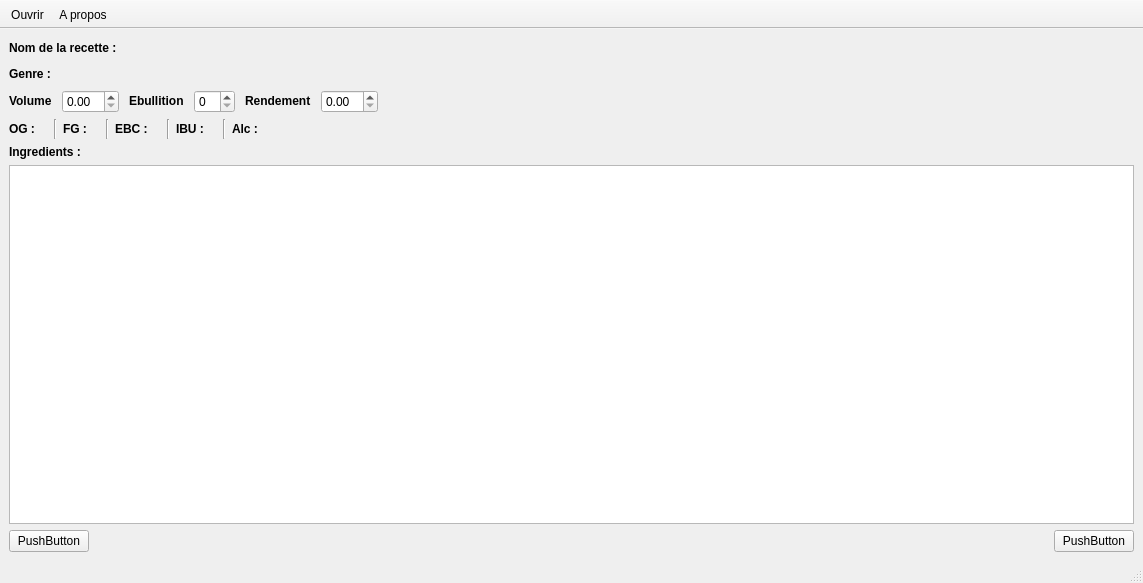
The window that reader.ui (314r/joliebulle) describes before a commit, drawn with Qt 5.
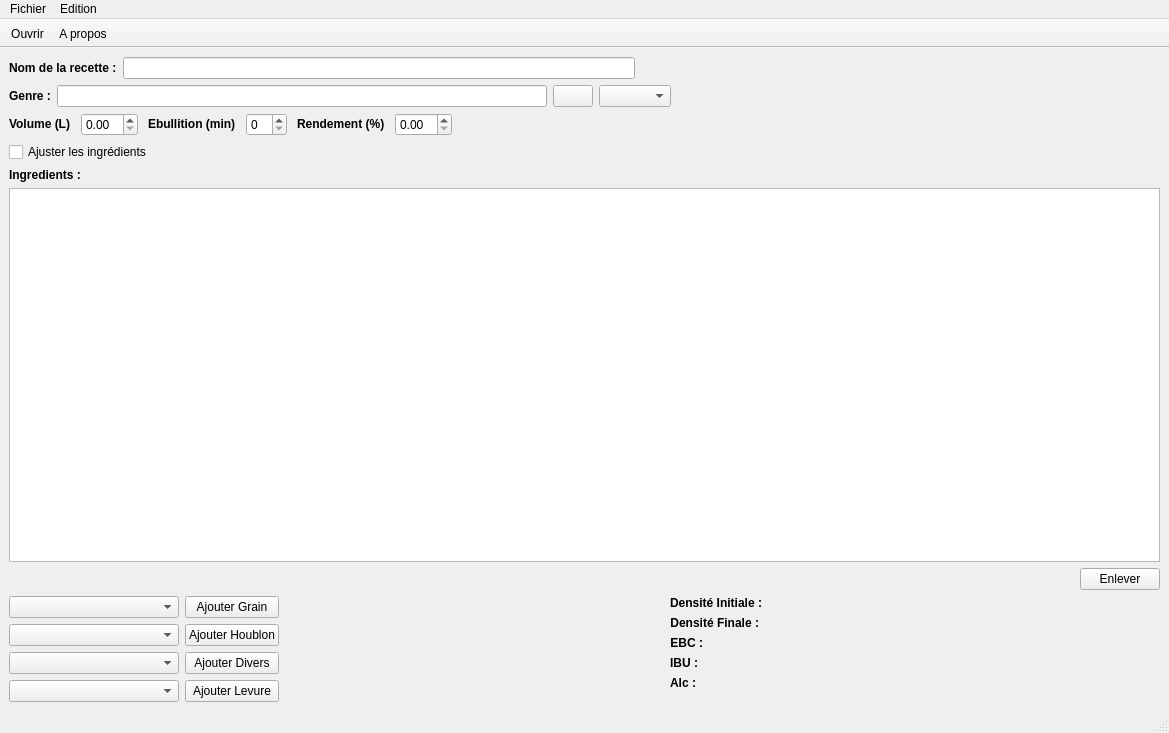
The same window after the commit. Icons and pictures are not drawn.

Diff of the .ui file:
```diff
--- a/reader.ui
+++ b/reader.ui
@@ -6,8 +6,8 @@
    <rect>
     <x>0</x>
     <y>0</y>
-    <width>1143</width>
-    <height>583</height>
+    <width>1169</width>
+    <height>733</height>
    </rect>
   </property>
   <property name="windowTitle">
@@ -18,8 +18,8 @@
     <normaloff>:/Images/bulle.png</normaloff>:/Images/bulle.png</iconset>
   </property>
   <widget class="QWidget" name="centralwidget">
-   <layout class="QGridLayout" name="gridLayout">
-    <item row="0" column="0">
+   <layout class="QVBoxLayout" name="verticalLayout">
+    <item>
      <layout class="QHBoxLayout" name="horizontalLayout">
       <item>
        <widget class="QLabel" name="labelRecette">
@@ -32,6 +32,9 @@
         </property>
        </widget>
       </item>
+      <item>
+       <widget class="QLineEdit" name="lineEditRecette"/>
+      </item>
       <item>
        <widget class="QLabel" name="labelRecetteV">
         <property name="text">
@@ -54,7 +57,7 @@
       </item>
      </layout>
     </item>
-    <item row="1" column="0">
+    <item>
      <layout class="QHBoxLayout" name="horizontalLayout_2">
       <item>
        <widget class="QLabel" name="labelGenre">
@@ -68,12 +71,28 @@
        </widget>
       </item>
       <item>
-       <widget class="QLabel" name="labelGenreV">
+       <widget class="QLineEdit" name="lineEditGenre"/>
+      </item>
+      <item>
+       <widget class="QPushButton" name="pushButtonChangerStyle">
+        <property name="toolTip">
+         <string>Liste de styles BJCP</string>
+        </property>
         <property name="text">
          <string/>
         </property>
+        <property name="icon">
+         <iconset>
+          <normaloff>Images/document-properties.png</normaloff>Images/document-properties.png</iconset>
+        </property>
+        <property name="checkable">
+         <bool>true</bool>
+        </property>
        </widget>
       </item>
+      <item>
+       <widget class="QComboBox" name="comboBoxStyle"/>
+      </item>
       <item>
        <spacer name="horizontalSpacer_2">
         <property name="orientation">
@@ -89,7 +108,7 @@
       </item>
      </layout>
     </item>
-    <item row="2" column="0">
+    <item>
      <layout class="QHBoxLayout" name="horizontalLayout_4">
       <property name="spacing">
        <number>10</number>
@@ -100,8 +119,8 @@
          <string>&lt;!DOCTYPE HTML PUBLIC &quot;-//W3C//DTD HTML 4.0//EN&quot; &quot;http://www.w3.org/TR/REC-html40/strict.dtd&quot;&gt;
 &lt;html&gt;&lt;head&gt;&lt;meta name=&quot;qrichtext&quot; content=&quot;1&quot; /&gt;&lt;style type=&quot;text/css&quot;&gt;
 p, li { white-space: pre-wrap; }
-&lt;/style&gt;&lt;/head&gt;&lt;body style=&quot; font-family:'Droid Sans'; font-size:9pt; font-weight:400; font-style:normal;&quot;&gt;
-&lt;p style=&quot; margin-top:0px; margin-bottom:0px; margin-left:0px; margin-right:0px; -qt-block-indent:0; text-indent:0px;&quot;&gt;&lt;span style=&quot; font-weight:600;&quot;&gt;Volume&lt;/span&gt;&lt;/p&gt;&lt;/body&gt;&lt;/html&gt;</string>
+&lt;/style&gt;&lt;/head&gt;&lt;body style=&quot; font-family:'Ubuntu'; font-size:9pt; font-weight:400; font-style:normal;&quot;&gt;
+&lt;p style=&quot; margin-top:0px; margin-bottom:0px; margin-left:0px; margin-right:0px; -qt-block-indent:0; text-indent:0px;&quot;&gt;&lt;span style=&quot; font-family:'Droid Sans'; font-weight:600;&quot;&gt;Volume (L)&lt;/span&gt;&lt;/p&gt;&lt;/body&gt;&lt;/html&gt;</string>
         </property>
        </widget>
       </item>
@@ -114,8 +133,8 @@
          <string>&lt;!DOCTYPE HTML PUBLIC &quot;-//W3C//DTD HTML 4.0//EN&quot; &quot;http://www.w3.org/TR/REC-html40/strict.dtd&quot;&gt;
 &lt;html&gt;&lt;head&gt;&lt;meta name=&quot;qrichtext&quot; content=&quot;1&quot; /&gt;&lt;style type=&quot;text/css&quot;&gt;
 p, li { white-space: pre-wrap; }
-&lt;/style&gt;&lt;/head&gt;&lt;body style=&quot; font-family:'Droid Sans'; font-size:9pt; font-weight:400; font-style:normal;&quot;&gt;
-&lt;p style=&quot; margin-top:0px; margin-bottom:0px; margin-left:0px; margin-right:0px; -qt-block-indent:0; text-indent:0px;&quot;&gt;&lt;span style=&quot; font-weight:600;&quot;&gt;Ebullition&lt;/span&gt;&lt;/p&gt;&lt;/body&gt;&lt;/html&gt;</string>
+&lt;/style&gt;&lt;/head&gt;&lt;body style=&quot; font-family:'Ubuntu'; font-size:9pt; font-weight:400; font-style:normal;&quot;&gt;
+&lt;p style=&quot; margin-top:0px; margin-bottom:0px; margin-left:0px; margin-right:0px; -qt-block-indent:0; text-indent:0px;&quot;&gt;&lt;span style=&quot; font-family:'Droid Sans'; font-weight:600;&quot;&gt;Ebullition (min)&lt;/span&gt;&lt;/p&gt;&lt;/body&gt;&lt;/html&gt;</string>
         </property>
        </widget>
       </item>
@@ -128,8 +147,8 @@
          <string>&lt;!DOCTYPE HTML PUBLIC &quot;-//W3C//DTD HTML 4.0//EN&quot; &quot;http://www.w3.org/TR/REC-html40/strict.dtd&quot;&gt;
 &lt;html&gt;&lt;head&gt;&lt;meta name=&quot;qrichtext&quot; content=&quot;1&quot; /&gt;&lt;style type=&quot;text/css&quot;&gt;
 p, li { white-space: pre-wrap; }
-&lt;/style&gt;&lt;/head&gt;&lt;body style=&quot; font-family:'Droid Sans'; font-size:9pt; font-weight:400; font-style:normal;&quot;&gt;
-&lt;p style=&quot; margin-top:0px; margin-bottom:0px; margin-left:0px; margin-right:0px; -qt-block-indent:0; text-indent:0px;&quot;&gt;&lt;span style=&quot; font-weight:600;&quot;&gt;Rendement&lt;/span&gt;&lt;/p&gt;&lt;/body&gt;&lt;/html&gt;</string>
+&lt;/style&gt;&lt;/head&gt;&lt;body style=&quot; font-family:'Ubuntu'; font-size:9pt; font-weight:400; font-style:normal;&quot;&gt;
+&lt;p style=&quot; margin-top:0px; margin-bottom:0px; margin-left:0px; margin-right:0px; -qt-block-indent:0; text-indent:0px;&quot;&gt;&lt;span style=&quot; font-family:'Droid Sans'; font-weight:600;&quot;&gt;Rendement (%)&lt;/span&gt;&lt;/p&gt;&lt;/body&gt;&lt;/html&gt;</string>
         </property>
        </widget>
       </item>
@@ -151,128 +170,17 @@
       </item>
      </layout>
     </item>
-    <item row="3" column="0">
-     <layout class="QHBoxLayout" name="horizontalLayout_3">
+    <item>
+     <layout class="QHBoxLayout" name="horizontalLayout_6">
       <item>
-       <widget class="QLabel" name="labelOG">
+       <widget class="QCheckBox" name="checkBoxIng">
         <property name="text">
-         <string>&lt;!DOCTYPE HTML PUBLIC &quot;-//W3C//DTD HTML 4.0//EN&quot; &quot;http://www.w3.org/TR/REC-html40/strict.dtd&quot;&gt;
-&lt;html&gt;&lt;head&gt;&lt;meta name=&quot;qrichtext&quot; content=&quot;1&quot; /&gt;&lt;style type=&quot;text/css&quot;&gt;
-p, li { white-space: pre-wrap; }
-&lt;/style&gt;&lt;/head&gt;&lt;body style=&quot; font-family:'Droid Sans'; font-size:9pt; font-weight:400; font-style:normal;&quot;&gt;
-&lt;p style=&quot; margin-top:0px; margin-bottom:0px; margin-left:0px; margin-right:0px; -qt-block-indent:0; text-indent:0px;&quot;&gt;&lt;span style=&quot; font-weight:600;&quot;&gt;OG :&lt;/span&gt;&lt;/p&gt;&lt;/body&gt;&lt;/html&gt;</string>
+         <string>Ajuster les ingrédients</string>
         </property>
        </widget>
       </item>
       <item>
-       <widget class="QLabel" name="labelOGV">
-        <property name="text">
-         <string/>
-        </property>
-       </widget>
-      </item>
-      <item>
-       <widget class="Line" name="line">
-        <property name="orientation">
-         <enum>Qt::Vertical</enum>
-        </property>
-       </widget>
-      </item>
-      <item>
-       <widget class="QLabel" name="labelFG">
-        <property name="text">
-         <string>&lt;!DOCTYPE HTML PUBLIC &quot;-//W3C//DTD HTML 4.0//EN&quot; &quot;http://www.w3.org/TR/REC-html40/strict.dtd&quot;&gt;
-&lt;html&gt;&lt;head&gt;&lt;meta name=&quot;qrichtext&quot; content=&quot;1&quot; /&gt;&lt;style type=&quot;text/css&quot;&gt;
-p, li { white-space: pre-wrap; }
-&lt;/style&gt;&lt;/head&gt;&lt;body style=&quot; font-family:'Droid Sans'; font-size:9pt; font-weight:400; font-style:normal;&quot;&gt;
-&lt;p style=&quot; margin-top:0px; margin-bottom:0px; margin-left:0px; margin-right:0px; -qt-block-indent:0; text-indent:0px;&quot;&gt;&lt;span style=&quot; font-weight:600;&quot;&gt;FG :&lt;/span&gt;&lt;/p&gt;&lt;/body&gt;&lt;/html&gt;</string>
-        </property>
-       </widget>
-      </item>
-      <item>
-       <widget class="QLabel" name="labelFGV">
-        <property name="text">
-         <string/>
-        </property>
-       </widget>
-      </item>
-      <item>
-       <widget class="Line" name="line_2">
-        <property name="orientation">
-         <enum>Qt::Vertical</enum>
-        </property>
-       </widget>
-      </item>
-      <item>
-       <widget class="QLabel" name="labelEBC">
-        <property name="text">
-         <string>&lt;!DOCTYPE HTML PUBLIC &quot;-//W3C//DTD HTML 4.0//EN&quot; &quot;http://www.w3.org/TR/REC-html40/strict.dtd&quot;&gt;
-&lt;html&gt;&lt;head&gt;&lt;meta name=&quot;qrichtext&quot; content=&quot;1&quot; /&gt;&lt;style type=&quot;text/css&quot;&gt;
-p, li { white-space: pre-wrap; }
-&lt;/style&gt;&lt;/head&gt;&lt;body style=&quot; font-family:'Droid Sans'; font-size:9pt; font-weight:400; font-style:normal;&quot;&gt;
-&lt;p style=&quot; margin-top:0px; margin-bottom:0px; margin-left:0px; margin-right:0px; -qt-block-indent:0; text-indent:0px;&quot;&gt;&lt;span style=&quot; font-weight:600;&quot;&gt;EBC :&lt;/span&gt;&lt;/p&gt;&lt;/body&gt;&lt;/html&gt;</string>
-        </property>
-       </widget>
-      </item>
-      <item>
-       <widget class="QLabel" name="labelEBCV">
-        <property name="text">
-         <string/>
-        </property>
-       </widget>
-      </item>
-      <item>
-       <widget class="Line" name="line_3">
-        <property name="orientation">
-         <enum>Qt::Vertical</enum>
-        </property>
-       </widget>
-      </item>
-      <item>
-       <widget class="QLabel" name="labelIBU">
-        <property name="text">
-         <string>&lt;!DOCTYPE HTML PUBLIC &quot;-//W3C//DTD HTML 4.0//EN&quot; &quot;http://www.w3.org/TR/REC-html40/strict.dtd&quot;&gt;
-&lt;html&gt;&lt;head&gt;&lt;meta name=&quot;qrichtext&quot; content=&quot;1&quot; /&gt;&lt;style type=&quot;text/css&quot;&gt;
-p, li { white-space: pre-wrap; }
-&lt;/style&gt;&lt;/head&gt;&lt;body style=&quot; font-family:'Droid Sans'; font-size:9pt; font-weight:400; font-style:normal;&quot;&gt;
-&lt;p style=&quot; margin-top:0px; margin-bottom:0px; margin-left:0px; margin-right:0px; -qt-block-indent:0; text-indent:0px;&quot;&gt;&lt;span style=&quot; font-weight:600;&quot;&gt;IBU :&lt;/span&gt;&lt;/p&gt;&lt;/body&gt;&lt;/html&gt;</string>
-        </property>
-       </widget>
-      </item>
-      <item>
-       <widget class="QLabel" name="labelIBUV">
-        <property name="text">
-         <string/>
-        </property>
-       </widget>
-      </item>
-      <item>
-       <widget class="Line" name="line_4">
-        <property name="orientation">
-         <enum>Qt::Vertical</enum>
-        </property>
-       </widget>
-      </item>
-      <item>
-       <widget class="QLabel" name="labelAlc">
-        <property name="text">
-         <string>&lt;!DOCTYPE HTML PUBLIC &quot;-//W3C//DTD HTML 4.0//EN&quot; &quot;http://www.w3.org/TR/REC-html40/strict.dtd&quot;&gt;
-&lt;html&gt;&lt;head&gt;&lt;meta name=&quot;qrichtext&quot; content=&quot;1&quot; /&gt;&lt;style type=&quot;text/css&quot;&gt;
-p, li { white-space: pre-wrap; }
-&lt;/style&gt;&lt;/head&gt;&lt;body style=&quot; font-family:'Droid Sans'; font-size:9pt; font-weight:400; font-style:normal;&quot;&gt;
-&lt;p style=&quot; margin-top:0px; margin-bottom:0px; margin-left:0px; margin-right:0px; -qt-block-indent:0; text-indent:0px;&quot;&gt;&lt;span style=&quot; font-weight:600;&quot;&gt;Alc :&lt;/span&gt;&lt;/p&gt;&lt;/body&gt;&lt;/html&gt;</string>
-        </property>
-       </widget>
-      </item>
-      <item>
-       <widget class="QLabel" name="labelAlcv">
-        <property name="text">
-         <string/>
-        </property>
-       </widget>
-      </item>
-      <item>
-       <spacer name="horizontalSpacer_9">
+       <spacer name="horizontalSpacer_7">
         <property name="orientation">
          <enum>Qt::Horizontal</enum>
         </property>
@@ -286,7 +194,7 @@
       </item>
      </layout>
     </item>
-    <item row="4" column="0">
+    <item>
      <widget class="QLabel" name="labelFermentables">
       <property name="text">
        <string>&lt;!DOCTYPE HTML PUBLIC &quot;-//W3C//DTD HTML 4.0//EN&quot; &quot;http://www.w3.org/TR/REC-html40/strict.dtd&quot;&gt;
@@ -297,7 +205,7 @@
       </property>
      </widget>
     </item>
-    <item row="5" column="0">
+    <item>
      <widget class="QTableView" name="tableViewF">
       <property name="sizePolicy">
        <sizepolicy hsizetype="Expanding" vsizetype="Expanding">
@@ -343,15 +251,8 @@
       </attribute>
      </widget>
     </item>
-    <item row="8" column="0">
+    <item>
      <layout class="QHBoxLayout" name="horizontalLayout_5">
-      <item>
-       <widget class="QPushButton" name="pushButton">
-        <property name="text">
-         <string>PushButton</string>
-        </property>
-       </widget>
-      </item>
       <item>
        <spacer name="horizontalSpacer_3">
         <property name="orientation">
@@ -368,12 +269,278 @@
       <item>
        <widget class="QPushButton" name="pushButtonEssai">
         <property name="text">
-         <string>PushButton</string>
+         <string>Enlever</string>
         </property>
        </widget>
       </item>
      </layout>
     </item>
+    <item>
+     <layout class="QHBoxLayout" name="horizontalLayout_7">
+      <item>
+       <layout class="QVBoxLayout" name="verticalLayout_3">
+        <property name="topMargin">
+         <number>0</number>
+        </property>
+        <item>
+         <layout class="QHBoxLayout" name="horizontalLayout_10">
+          <item>
+           <widget class="QComboBox" name="comboBox">
+            <property name="minimumSize">
+             <size>
+              <width>170</width>
+              <height>0</height>
+             </size>
+            </property>
+            <property name="maximumSize">
+             <size>
+              <width>170</width>
+              <height>16777215</height>
+             </size>
+            </property>
+           </widget>
+          </item>
+          <item>
+           <widget class="QPushButton" name="pushButtonAjouter_2">
+            <property name="text">
+             <string>Ajouter Grain</string>
+            </property>
+           </widget>
+          </item>
+         </layout>
+        </item>
+        <item>
+         <layout class="QHBoxLayout" name="horizontalLayout_11">
+          <item>
+           <widget class="QComboBox" name="comboBoxH">
+            <property name="minimumSize">
+             <size>
+              <width>170</width>
+              <height>0</height>
+             </size>
+            </property>
+            <property name="maximumSize">
+             <size>
+              <width>170</width>
+              <height>16777215</height>
+             </size>
+            </property>
+           </widget>
+          </item>
+          <item>
+           <widget class="QPushButton" name="pushButtonAjouterH">
+            <property name="text">
+             <string>Ajouter Houblon</string>
+            </property>
+           </widget>
+          </item>
+         </layout>
+        </item>
+        <item>
+         <layout class="QHBoxLayout" name="horizontalLayout_12">
+          <item>
+           <widget class="QComboBox" name="comboBoxM">
+            <property name="minimumSize">
+             <size>
+              <width>170</width>
+              <height>0</height>
+             </size>
+            </property>
+            <property name="maximumSize">
+             <size>
+              <width>170</width>
+              <height>16777215</height>
+             </size>
+            </property>
+           </widget>
+          </item>
+          <item>
+           <widget class="QPushButton" name="pushButtonAjouterM">
+            <property name="text">
+             <string>Ajouter Divers</string>
+            </property>
+           </widget>
+          </item>
+         </layout>
+        </item>
+        <item>
+         <layout class="QHBoxLayout" name="horizontalLayout_13">
+          <item>
+           <widget class="QComboBox" name="comboBoxY">
+            <property name="minimumSize">
+             <size>
+              <width>170</width>
+              <height>0</height>
+             </size>
+            </property>
+            <property name="maximumSize">
+             <size>
+              <width>170</width>
+              <height>16777215</height>
+             </size>
+            </property>
+           </widget>
+          </item>
+          <item>
+           <widget class="QPushButton" name="pushButtonAjouterY">
+            <property name="text">
+             <string>Ajouter Levure</string>
+            </property>
+           </widget>
+          </item>
+         </layout>
+        </item>
+       </layout>
+      </item>
+      <item>
+       <spacer name="horizontalSpacer_8">
+        <property name="orientation">
+         <enum>Qt::Horizontal</enum>
+        </property>
+        <property name="sizeHint" stdset="0">
+         <size>
+          <width>40</width>
+          <height>20</height>
+         </size>
+        </property>
+       </spacer>
+      </item>
+      <item>
+       <layout class="QFormLayout" name="formLayout">
+        <property name="fieldGrowthPolicy">
+         <enum>QFormLayout::ExpandingFieldsGrow</enum>
+        </property>
+        <property name="horizontalSpacing">
+         <number>6</number>
+        </property>
+        <property name="topMargin">
+         <number>0</number>
+        </property>
+        <property name="bottomMargin">
+         <number>0</number>
+        </property>
+        <item row="0" column="0">
+         <widget class="QLabel" name="labelOG">
+          <property name="text">
+           <string>&lt;!DOCTYPE HTML PUBLIC &quot;-//W3C//DTD HTML 4.0//EN&quot; &quot;http://www.w3.org/TR/REC-html40/strict.dtd&quot;&gt;
+&lt;html&gt;&lt;head&gt;&lt;meta name=&quot;qrichtext&quot; content=&quot;1&quot; /&gt;&lt;style type=&quot;text/css&quot;&gt;
+p, li { white-space: pre-wrap; }
+&lt;/style&gt;&lt;/head&gt;&lt;body style=&quot; font-family:'Droid Sans'; font-size:9pt; font-weight:400; font-style:normal;&quot;&gt;
+&lt;p style=&quot; margin-top:0px; margin-bottom:0px; margin-left:0px; margin-right:0px; -qt-block-indent:0; text-indent:0px;&quot;&gt;&lt;span style=&quot; font-weight:600;&quot;&gt;Densité Initiale :&lt;/span&gt;&lt;/p&gt;&lt;/body&gt;&lt;/html&gt;</string>
+          </property>
+          <property name="alignment">
+           <set>Qt::AlignRight|Qt::AlignTrailing|Qt::AlignVCenter</set>
+          </property>
+         </widget>
+        </item>
+        <item row="0" column="1">
+         <widget class="QLabel" name="labelOGV">
+          <property name="text">
+           <string/>
+          </property>
+         </widget>
+        </item>
+        <item row="1" column="0">
+         <widget class="QLabel" name="labelFG">
+          <property name="text">
+           <string>&lt;!DOCTYPE HTML PUBLIC &quot;-//W3C//DTD HTML 4.0//EN&quot; &quot;http://www.w3.org/TR/REC-html40/strict.dtd&quot;&gt;
+&lt;html&gt;&lt;head&gt;&lt;meta name=&quot;qrichtext&quot; content=&quot;1&quot; /&gt;&lt;style type=&quot;text/css&quot;&gt;
+p, li { white-space: pre-wrap; }
+&lt;/style&gt;&lt;/head&gt;&lt;body style=&quot; font-family:'Droid Sans'; font-size:9pt; font-weight:400; font-style:normal;&quot;&gt;
+&lt;p style=&quot; margin-top:0px; margin-bottom:0px; margin-left:0px; margin-right:0px; -qt-block-indent:0; text-indent:0px;&quot;&gt;&lt;span style=&quot; font-weight:600;&quot;&gt;Densité Finale :&lt;/span&gt;&lt;/p&gt;&lt;/body&gt;&lt;/html&gt;</string>
+          </property>
+          <property name="alignment">
+           <set>Qt::AlignRight|Qt::AlignTrailing|Qt::AlignVCenter</set>
+          </property>
+         </widget>
+        </item>
+        <item row="1" column="1">
+         <widget class="QLabel" name="labelFGV">
+          <property name="text">
+           <string/>
+          </property>
+         </widget>
+        </item>
+        <item row="2" column="0">
+         <widget class="QLabel" name="labelEBC">
+          <property name="text">
+           <string>&lt;!DOCTYPE HTML PUBLIC &quot;-//W3C//DTD HTML 4.0//EN&quot; &quot;http://www.w3.org/TR/REC-html40/strict.dtd&quot;&gt;
+&lt;html&gt;&lt;head&gt;&lt;meta name=&quot;qrichtext&quot; content=&quot;1&quot; /&gt;&lt;style type=&quot;text/css&quot;&gt;
+p, li { white-space: pre-wrap; }
+&lt;/style&gt;&lt;/head&gt;&lt;body style=&quot; font-family:'Droid Sans'; font-size:9pt; font-weight:400; font-style:normal;&quot;&gt;
+&lt;p style=&quot; margin-top:0px; margin-bottom:0px; margin-left:0px; margin-right:0px; -qt-block-indent:0; text-indent:0px;&quot;&gt;&lt;span style=&quot; font-weight:600;&quot;&gt;EBC :&lt;/span&gt;&lt;/p&gt;&lt;/body&gt;&lt;/html&gt;</string>
+          </property>
+          <property name="alignment">
+           <set>Qt::AlignRight|Qt::AlignTrailing|Qt::AlignVCenter</set>
+          </property>
+         </widget>
+        </item>
+        <item row="2" column="1">
+         <widget class="QLabel" name="labelEBCV">
+          <property name="text">
+           <string/>
+          </property>
+         </widget>
+        </item>
+        <item row="3" column="0">
+         <widget class="QLabel" name="labelIBU">
+          <property name="text">
+           <string>&lt;!DOCTYPE HTML PUBLIC &quot;-//W3C//DTD HTML 4.0//EN&quot; &quot;http://www.w3.org/TR/REC-html40/strict.dtd&quot;&gt;
+&lt;html&gt;&lt;head&gt;&lt;meta name=&quot;qrichtext&quot; content=&quot;1&quot; /&gt;&lt;style type=&quot;text/css&quot;&gt;
+p, li { white-space: pre-wrap; }
+&lt;/style&gt;&lt;/head&gt;&lt;body style=&quot; font-family:'Droid Sans'; font-size:9pt; font-weight:400; font-style:normal;&quot;&gt;
+&lt;p style=&quot; margin-top:0px; margin-bottom:0px; margin-left:0px; margin-right:0px; -qt-block-indent:0; text-indent:0px;&quot;&gt;&lt;span style=&quot; font-weight:600;&quot;&gt;IBU :&lt;/span&gt;&lt;/p&gt;&lt;/body&gt;&lt;/html&gt;</string>
+          </property>
+          <property name="alignment">
+           <set>Qt::AlignRight|Qt::AlignTrailing|Qt::AlignVCenter</set>
+          </property>
+         </widget>
+        </item>
+        <item row="3" column="1">
+         <widget class="QLabel" name="labelIBUV">
+          <property name="text">
+           <string/>
+          </property>
+         </widget>
+        </item>
+        <item row="4" column="0">
+         <widget class="QLabel" name="labelAlc">
+          <property name="text">
+           <string>&lt;!DOCTYPE HTML PUBLIC &quot;-//W3C//DTD HTML 4.0//EN&quot; &quot;http://www.w3.org/TR/REC-html40/strict.dtd&quot;&gt;
+&lt;html&gt;&lt;head&gt;&lt;meta name=&quot;qrichtext&quot; content=&quot;1&quot; /&gt;&lt;style type=&quot;text/css&quot;&gt;
+p, li { white-space: pre-wrap; }
+&lt;/style&gt;&lt;/head&gt;&lt;body style=&quot; font-family:'Droid Sans'; font-size:9pt; font-weight:400; font-style:normal;&quot;&gt;
+&lt;p style=&quot; margin-top:0px; margin-bottom:0px; margin-left:0px; margin-right:0px; -qt-block-indent:0; text-indent:0px;&quot;&gt;&lt;span style=&quot; font-weight:600;&quot;&gt;Alc :&lt;/span&gt;&lt;/p&gt;&lt;/body&gt;&lt;/html&gt;</string>
+          </property>
+          <property name="alignment">
+           <set>Qt::AlignRight|Qt::AlignTrailing|Qt::AlignVCenter</set>
+          </property>
+         </widget>
+        </item>
+        <item row="4" column="1">
+         <widget class="QLabel" name="labelAlcv">
+          <property name="text">
+           <string/>
+          </property>
+         </widget>
+        </item>
+       </layout>
+      </item>
+      <item>
+       <spacer name="horizontalSpacer_9">
+        <property name="orientation">
+         <enum>Qt::Horizontal</enum>
+        </property>
+        <property name="sizeHint" stdset="0">
+         <size>
+          <width>40</width>
+          <height>20</height>
+         </size>
+        </property>
+       </spacer>
+      </item>
+     </layout>
+    </item>
    </layout>
   </widget>
   <widget class="QToolBar" name="toolBar">
@@ -404,6 +571,36 @@
    <addaction name="actionOuvrir"/>
    <addaction name="actionAbout"/>
   </widget>
+  <widget class="QMenuBar" name="menuBar">
+   <property name="geometry">
+    <rect>
+     <x>0</x>
+     <y>0</y>
+     <width>1169</width>
+     <height>21</height>
+    </rect>
+   </property>
+   <widget class="QMenu" name="menuFichier">
+    <property name="title">
+     <string>Fichier</string>
+    </property>
+    <addaction name="actionOuvrir_2"/>
+    <addaction name="actionEnregistrer"/>
+    <addaction name="actionEnregistrer_Sous"/>
+    <addaction name="actionQuitter_2"/>
+   </widget>
+   <widget class="QMenu" name="menuEdition">
+    <property name="title">
+     <string>Edition</string>
+    </property>
+    <addaction name="actionEditGrains"/>
+    <addaction name="actionEditHoublons"/>
+    <addaction name="actionEditDivers"/>
+    <addaction name="actionEditLevures"/>
+   </widget>
+   <addaction name="menuFichier"/>
+   <addaction name="menuEdition"/>
+  </widget>
   <widget class="QStatusBar" name="statusBar"/>
   <action name="actionOuvrir">
    <property name="icon">
```
Left out of the diff: 58 changed lines with no effect on the pictures.
